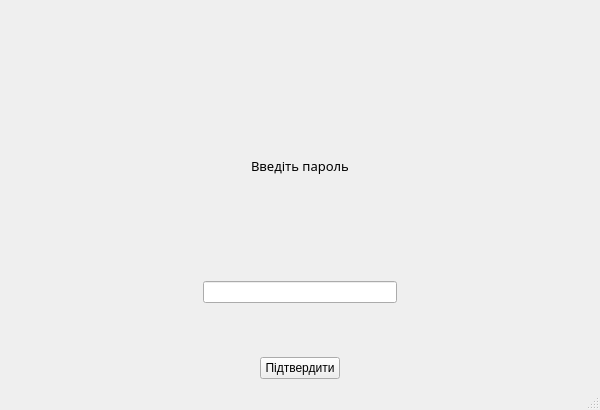
The window that gui/2fa.ui (andrii-shchur/TeleCloud) describes before a commit, drawn with Qt 5.
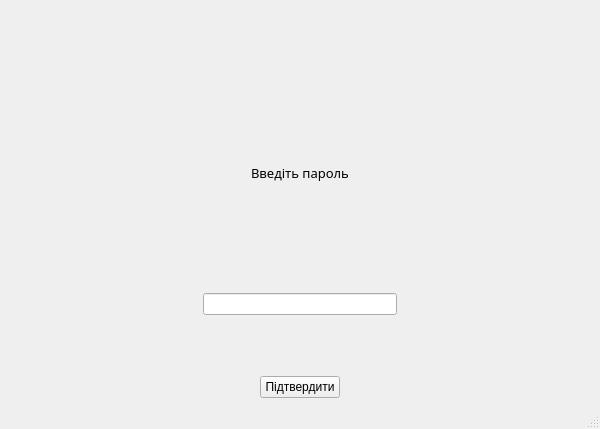
The same window after the commit. Icons and pictures are not drawn.

The edit to the form file:
```diff
--- a/gui/2fa.ui
+++ b/gui/2fa.ui
@@ -7,7 +7,7 @@
     <x>0</x>
     <y>0</y>
     <width>600</width>
-    <height>410</height>
+    <height>429</height>
    </rect>
   </property>
   <property name="windowTitle">
```
Left out of the diff: 6 changed lines with no effect on the pictures.
